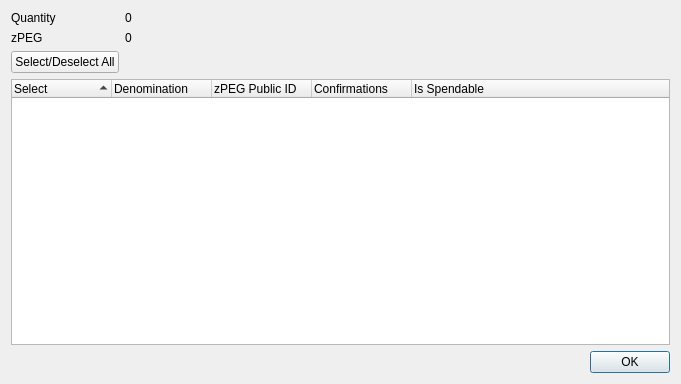
Before: the Qt Designer form src/qt/forms/zpegcontroldialog.ui in peg-dev/pegasus, drawn with Qt 5.
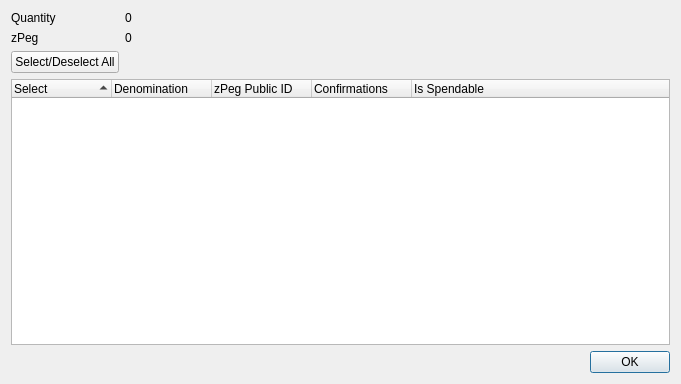
After: the same form once the commit is applied.

What changed in the file:
```diff
--- a/src/qt/forms/zpegcontroldialog.ui
+++ b/src/qt/forms/zpegcontroldialog.ui
@@ -42,7 +42,7 @@
      <item row="1" column="0">
       <widget class="QLabel" name="labelZPEG">
        <property name="text">
-        <string>zPEG</string>
+        <string>zPeg</string>
        </property>
       </widget>
      </item>
@@ -96,7 +96,7 @@
        </column>
        <column>
         <property name="text">
-         <string notr="true">zPEG Public ID</string>
+         <string notr="true">zPeg Public ID</string>
         </property>
        </column>
        <column>
```
Left out of the diff: 14 changed lines with no effect on the pictures.
